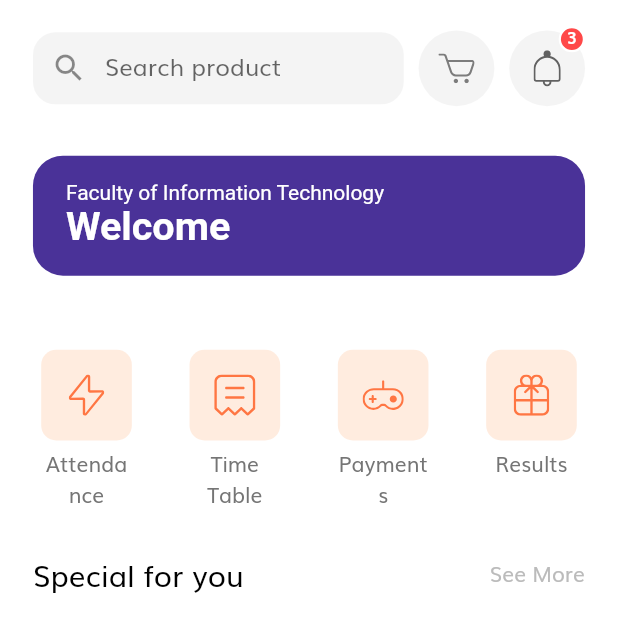
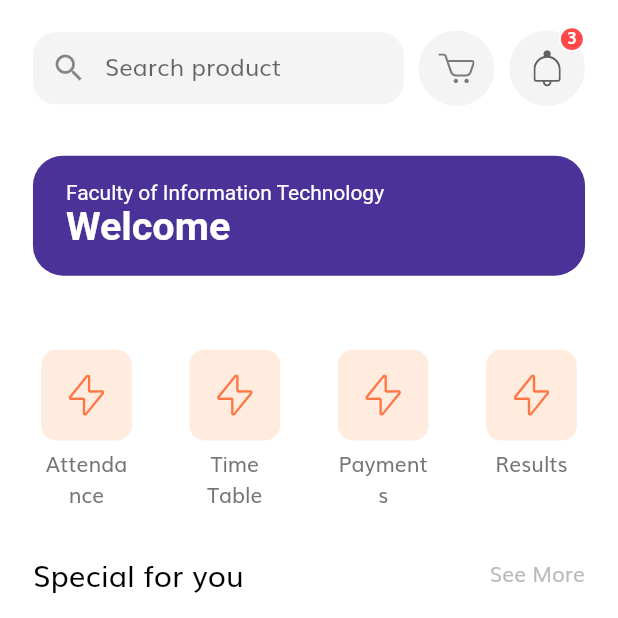
Before and after one commit to Viha27/L2S2-MobileApp, a Flutter app: the HomeScreen screen opened by its route, on a phone screen of 412 x 824 dp, the top half of it. Run offline on Flutter 3.47's test engine with Material 2 defaults, Android fonts, the phone set to English and light mode, and no system bars; our stand-ins replace flutter_svg.

Commit message:
defined navigations for buttons under welcome banner

```diff
--- a/lib/screens/home/components/categories.dart
+++ b/lib/screens/home/components/categories.dart
@@ -1,32 +1,55 @@
 import 'package:flutter/material.dart';
 import 'package:flutter_svg/flutter_svg.dart';
+import 'package:shop_app/routes.dart';
+import '../../time-table/calender_screen.dart';
 
 import '../../../size_config.dart';
 
 class Categories extends StatelessWidget {
   @override
   Widget build(BuildContext context) {
-    List<Map<String, dynamic>> categories = [
+    /* List<Map<String, dynamic>> categories = [
       {"icon": "assets/icons/Flash Icon.svg", "text": "Attendance"},
       {"icon": "assets/icons/Bill Icon.svg", "text": "Time Table"},
       {"icon": "assets/icons/Game Icon.svg", "text": "Payments"},
       {"icon": "assets/icons/Gift Icon.svg", "text": "Results"},
       //{"icon": "assets/icons/Discover.svg", "text": "More"},
-    ];
+    ]; */
     return Padding(
       padding: EdgeInsets.all(getProportionateScreenWidth(25)),
       child: Row(
-        mainAxisAlignment: MainAxisAlignment.spaceBetween,
-        crossAxisAlignment: CrossAxisAlignment.start,
-        children: List.generate(
-          categories.length,
-          (index) => CategoryCard(
-            icon: categories[index]["icon"],
-            text: categories[index]["text"],
-            press: () {},
-          ),
-        ),
-      ),
+          mainAxisAlignment: MainAxisAlignment.spaceBetween,
+          crossAxisAlignment: CrossAxisAlignment.start,
+          children: [
+            CategoryCard(
+              icon: "assets/icons/Flash Icon.svg",
+              text: "Attendance",
+              press: () {
+                Navigator.pushNamed(context, CalenderScreen.routeName);
+              },
+            ),
+            CategoryCard(
+              icon: "assets/icons/Flash Icon.svg",
+              text: "Time Table",
+              press: () {
+                Navigator.pushNamed(context, CalenderScreen.routeName);
+              },
+            ),
+            CategoryCard(
+              icon: "assets/icons/Flash Icon.svg",
+              text: "Payments",
+              press: () {
+                Navigator.pushNamed(context, CalenderScreen.routeName);
+              },
+            ),
+            CategoryCard(
+              icon: "assets/icons/Flash Icon.svg",
+              text: "Results",
+              press: () {
+                Navigator.pushNamed(context, CalenderScreen.routeName);
+              },
+            ),
+          ]),
     );
   }
 }
```
Also changed, not shown: lib/screens/sign_up/components/sign_up_form.dart (+4 -5 lines), pubspec.lock.
